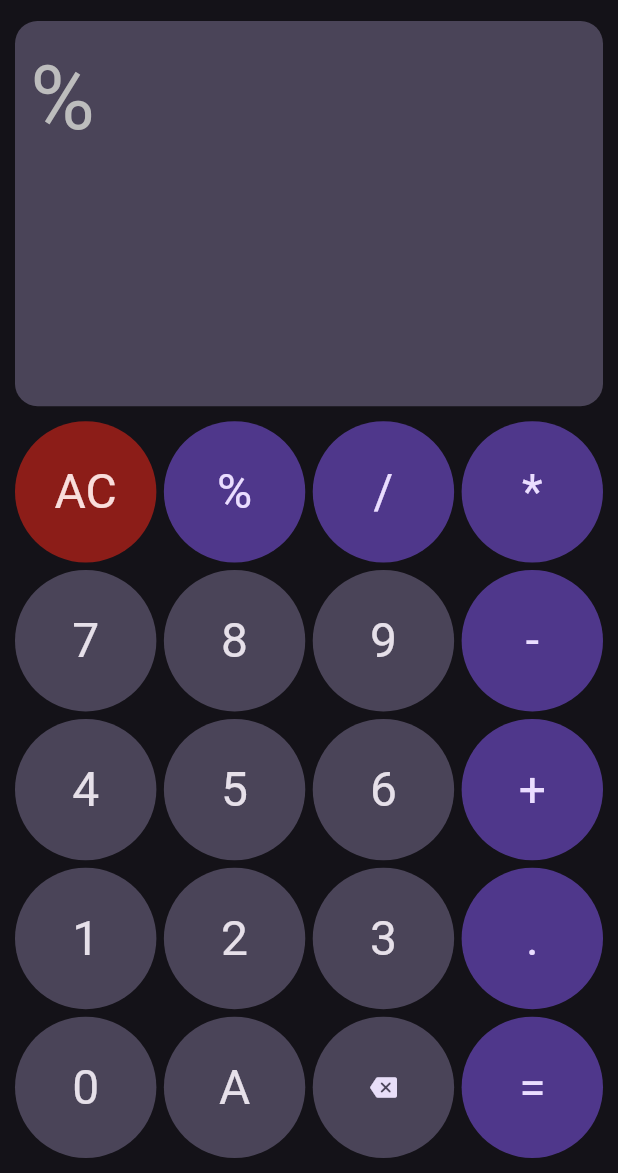
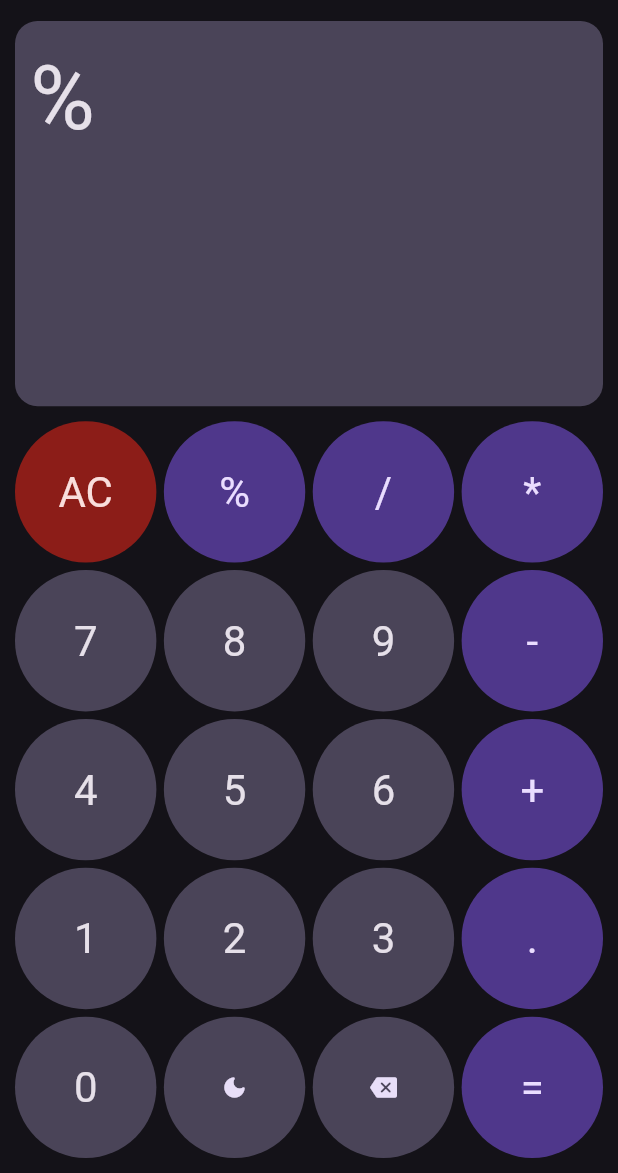
Before and after one commit to purveshxd/calculator, a Flutter app: the screen it shows after launch, after a tap on an icon or button, on a phone screen of 412 x 824 dp, the part 63-1236 px from its top. Run offline on Flutter 3.47's test engine with Material 3 defaults, Android fonts, the phone set to English and light mode, and no system bars; drawn by our look-alikes of auto_size_text; our stand-ins replace math_expressions.

Commit message:
added theme support

```diff
--- a/lib/button_grid.dart
+++ b/lib/button_grid.dart
@@ -1,10 +1,17 @@
+// ignore_for_file: public_member_api_docs, sort_constructors_first
 import 'package:auto_size_text/auto_size_text.dart';
 import 'package:flutter/material.dart';
-import 'package:full_calculator/buttons.dart';
 import 'package:math_expressions/math_expressions.dart';
 
+import 'package:full_calculator/buttons.dart';
+
 class ButtonGrid extends StatefulWidget {
-  const ButtonGrid({super.key});
+  final void Function()? buttonTap;
+
+  const ButtonGrid({
+    Key? key,
+    required this.buttonTap,
+  }) : super(key: key);
 
   @override
   State<ButtonGrid> createState() => _ButtonGridState();
@@ -71,7 +78,7 @@ class _ButtonGridState extends State<ButtonGrid> {
                           softWrap: true,
                           textAlign: TextAlign.left,
                           style: TextStyle(
-                            color: Colors.grey.shade400,
+                            color: Theme.of(context).colorScheme.onBackground,
                             fontSize: MediaQuery.of(context).size.width / 7,
                           ),
                         ),
@@ -81,7 +88,7 @@ class _ButtonGridState extends State<ButtonGrid> {
                             maxLines: 1,
                             softWrap: true,
                             style: TextStyle(
-                              color: Colors.grey.shade400,
+                              color: Theme.of(context).colorScheme.onBackground,
                               fontSize: MediaQuery.of(context).size.width / 5,
                             ),
                           ),
@@ -142,12 +149,10 @@ class _ButtonGridState extends State<ButtonGrid> {
                       );
                     } else if (buttons[index] == 'A') {
                       return CalButton(
-                        buttonTap: () {
-                          setState(() {
-                            operations();
-                          });
-                        },
-                        buttonText: buttons[index],
+                        widget: Theme.of(context).brightness == Brightness.dark
+                            ? const Icon(Icons.dark_mode_rounded)
+                            : const Icon(Icons.light_mode_rounded),
+                        buttonTap: widget.buttonTap,
                       );
                     } else {
                       if (isOperator(buttons[index])) {
--- a/lib/buttons.dart
+++ b/lib/buttons.dart
@@ -1,14 +1,14 @@
 import 'package:flutter/material.dart';
 
 class CalButton extends StatelessWidget {
-  final String buttonText;
+  final String? buttonText;
   final void Function()? buttonTap;
   final Widget? widget;
   final Color? textColor;
   final Color? buttonColor;
   const CalButton(
       {Key? key,
-      required this.buttonText,
+      this.buttonText,
       this.buttonTap,
       this.widget,
       this.textColor,
@@ -26,11 +26,11 @@ class CalButton extends StatelessWidget {
         child: Center(
           child: widget ??
               Text(
-                buttonText,
+                buttonText!,
                 textAlign: TextAlign.center,
                 style: Theme.of(context)
                     .textTheme
-                    .headlineLarge!
+                    .headlineMedium!
                     .copyWith(color: textColor),
               ),
         ));
--- a/lib/main.dart
+++ b/lib/main.dart
@@ -12,13 +12,27 @@ class MyApp extends StatefulWidget {
 }
 
 class _MyAppState extends State<MyApp> {
+  ThemeMode themeMode = ThemeMode.dark;
   @override
   Widget build(BuildContext context) {
     return MaterialApp(
       debugShowCheckedModeBanner: false,
-      theme: ThemeData(brightness: Brightness.dark, useMaterial3: true),
-      themeMode: ThemeMode.dark,
-      home: const ButtonGrid(),
+      theme: ThemeData(brightness: Brightness.light, useMaterial3: true),
+      darkTheme: ThemeData(brightness: Brightness.dark, useMaterial3: true),
+      themeMode: themeMode,
+      home: ButtonGrid(
+        buttonTap: () {
+          setState(() {
+            if (themeMode == ThemeMode.light) {
+              themeMode = ThemeMode.dark;
+              print(themeMode.name);
+            } else {
+              themeMode = ThemeMode.light;
+              print(themeMode.name);
+            }
+          });
+        },
+      ),
     );
   }
 }
```
